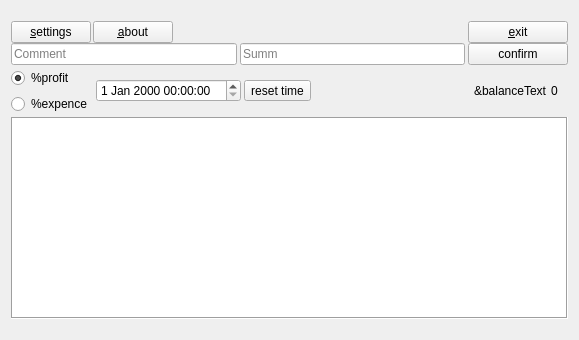
Above: widget.ui from SnipeStudio/SnipeStudio_Budjet_manager before the change. Below: the same form after it.
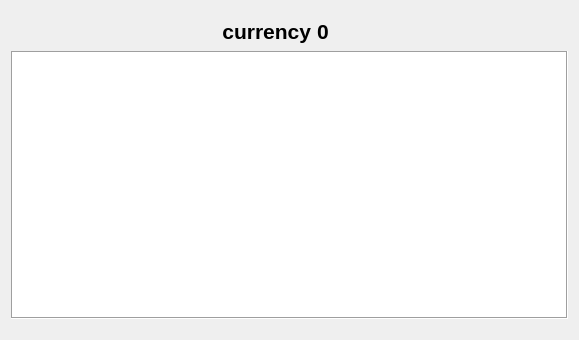
That is the form after the change. Icons and pictures are not drawn.

Diff of the .ui file:
```diff
--- a/widget.ui
+++ b/widget.ui
@@ -54,7 +54,7 @@
       <enum>QLayout::SetMaximumSize</enum>
      </property>
      <property name="topMargin">
-      <number>10</number>
+      <number>0</number>
      </property>
      <property name="bottomMargin">
       <number>10</number>
@@ -68,81 +68,294 @@
         <enum>QLayout::SetMinAndMaxSize</enum>
        </property>
        <item>
-        <widget class="QPushButton" name="settings">
-         <property name="sizePolicy">
-          <sizepolicy hsizetype="Fixed" vsizetype="Fixed">
-           <horstretch>0</horstretch>
-           <verstretch>0</verstretch>
-          </sizepolicy>
-         </property>
-         <property name="text">
-          <string>&amp;settings</string>
-         </property>
-        </widget>
+        <layout class="QHBoxLayout" name="horizontalLayout_7">
+         <item>
+          <widget class="QPushButton" name="profit">
+           <property name="sizePolicy">
+            <sizepolicy hsizetype="Fixed" vsizetype="Fixed">
+             <horstretch>0</horstretch>
+             <verstretch>0</verstretch>
+            </sizepolicy>
+           </property>
+           <property name="minimumSize">
+            <size>
+             <width>40</width>
+             <height>40</height>
+            </size>
+           </property>
+           <property name="maximumSize">
+            <size>
+             <width>40</width>
+             <height>40</height>
+            </size>
+           </property>
+           <property name="baseSize">
+            <size>
+             <width>40</width>
+             <height>40</height>
+            </size>
+           </property>
+           <property name="text">
+            <string/>
+           </property>
+           <property name="icon">
+            <iconset resource="res.qrc">
+             <normaloff>:/images/images/plus.png</normaloff>:/images/images/plus.png</iconset>
+           </property>
+           <property name="iconSize">
+            <size>
+             <width>40</width>
+             <height>40</height>
+            </size>
+           </property>
+           <property name="flat">
+            <bool>true</bool>
+           </property>
+          </widget>
+         </item>
+         <item>
+          <widget class="QPushButton" name="expence">
+           <property name="minimumSize">
+            <size>
+             <width>40</width>
+             <height>40</height>
+            </size>
+           </property>
+           <property name="maximumSize">
+            <size>
+             <width>40</width>
+             <height>40</height>
+            </size>
+           </property>
+           <property name="baseSize">
+            <size>
+             <width>40</width>
+             <height>40</height>
+            </size>
+           </property>
+           <property name="text">
+            <string/>
+           </property>
+           <property name="icon">
+            <iconset resource="res.qrc">
+             <normaloff>:/images/images/minus.png</normaloff>:/images/images/minus.png</iconset>
+           </property>
+           <property name="iconSize">
+            <size>
+             <width>40</width>
+             <height>40</height>
+            </size>
+           </property>
+           <property name="flat">
+            <bool>true</bool>
+           </property>
+          </widget>
+         </item>
+        </layout>
        </item>
        <item>
-        <widget class="QPushButton" name="about">
-         <property name="sizePolicy">
-          <sizepolicy hsizetype="Fixed" vsizetype="Fixed">
-           <horstretch>0</horstretch>
-           <verstretch>0</verstretch>
-          </sizepolicy>
+        <layout class="QHBoxLayout" name="horizontalLayout_5">
+         <property name="spacing">
+          <number>6</number>
          </property>
-         <property name="text">
-          <string>&amp;about</string>
+         <property name="sizeConstraint">
+          <enum>QLayout::SetFixedSize</enum>
          </property>
-        </widget>
+         <item>
+          <spacer name="horizontalSpacer">
+           <property name="orientation">
+            <enum>Qt::Horizontal</enum>
+           </property>
+           <property name="sizeHint" stdset="0">
+            <size>
+             <width>40</width>
+             <height>20</height>
+            </size>
+           </property>
+          </spacer>
+         </item>
+         <item>
+          <widget class="QLabel" name="currency">
+           <property name="enabled">
+            <bool>true</bool>
+           </property>
+           <property name="minimumSize">
+            <size>
+             <width>0</width>
+             <height>40</height>
+            </size>
+           </property>
+           <property name="maximumSize">
+            <size>
+             <width>16777215</width>
+             <height>40</height>
+            </size>
+           </property>
+           <property name="font">
+            <font>
+             <pointsize>16</pointsize>
+             <weight>75</weight>
+             <bold>true</bold>
+            </font>
+           </property>
+           <property name="lineWidth">
+            <number>0</number>
+           </property>
+           <property name="text">
+            <string>currency</string>
+           </property>
+           <property name="alignment">
+            <set>Qt::AlignRight|Qt::AlignTrailing|Qt::AlignVCenter</set>
+           </property>
+           <property name="indent">
+            <number>-1</number>
+           </property>
+          </widget>
+         </item>
+         <item>
+          <widget class="QLabel" name="balance">
+           <property name="minimumSize">
+            <size>
+             <width>40</width>
+             <height>40</height>
+            </size>
+           </property>
+           <property name="maximumSize">
+            <size>
+             <width>10000</width>
+             <height>40</height>
+            </size>
+           </property>
+           <property name="font">
+            <font>
+             <pointsize>16</pointsize>
+             <weight>75</weight>
+             <bold>true</bold>
+            </font>
+           </property>
+           <property name="text">
+            <string notr="true">0</string>
+           </property>
+           <property name="textFormat">
+            <enum>Qt::AutoText</enum>
+           </property>
+           <property name="scaledContents">
+            <bool>true</bool>
+           </property>
+           <property name="alignment">
+            <set>Qt::AlignLeading|Qt::AlignLeft|Qt::AlignVCenter</set>
+           </property>
+           <property name="margin">
+            <number>0</number>
+           </property>
+          </widget>
+         </item>
+         <item>
+          <spacer name="horizontalSpacer_2">
+           <property name="orientation">
+            <enum>Qt::Horizontal</enum>
+           </property>
+           <property name="sizeHint" stdset="0">
+            <size>
+             <width>40</width>
+             <height>20</height>
+            </size>
+           </property>
+          </spacer>
+         </item>
+        </layout>
        </item>
        <item>
-        <spacer name="horizontalSpacer_3">
-         <property name="orientation">
-          <enum>Qt::Horizontal</enum>
-         </property>
-         <property name="sizeHint" stdset="0">
-          <size>
-           <width>40</width>
-           <height>20</height>
-          </size>
-         </property>
-        </spacer>
-       </item>
-       <item>
-        <spacer name="horizontalSpacer_2">
-         <property name="orientation">
-          <enum>Qt::Horizontal</enum>
-         </property>
-         <property name="sizeHint" stdset="0">
-          <size>
-           <width>40</width>
-           <height>20</height>
-          </size>
-         </property>
-        </spacer>
-       </item>
-       <item>
-        <widget class="QPushButton" name="exit">
-         <property name="sizePolicy">
-          <sizepolicy hsizetype="Fixed" vsizetype="Fixed">
-           <horstretch>0</horstretch>
-           <verstretch>0</verstretch>
-          </sizepolicy>
-         </property>
-         <property name="minimumSize">
-          <size>
-           <width>100</width>
-           <height>15</height>
-          </size>
-         </property>
-         <property name="baseSize">
-          <size>
-           <width>100</width>
-           <height>15</height>
-          </size>
-         </property>
-         <property name="text">
-          <string>&amp;exit</string>
-         </property>
-        </widget>
+        <layout class="QHBoxLayout" name="horizontalLayout_6">
+         <item>
+          <widget class="QPushButton" name="about">
+           <property name="sizePolicy">
+            <sizepolicy hsizetype="Fixed" vsizetype="Fixed">
+             <horstretch>0</horstretch>
+             <verstretch>0</verstretch>
+            </sizepolicy>
+           </property>
+           <property name="minimumSize">
+            <size>
+             <width>40</width>
+             <height>40</height>
+            </size>
+           </property>
+           <property name="maximumSize">
+            <size>
+             <width>40</width>
+             <height>40</height>
+            </size>
+           </property>
+           <property name="baseSize">
+            <size>
+             <width>40</width>
+             <height>40</height>
+            </size>
+           </property>
+           <property name="text">
+            <string/>
+           </property>
+           <property name="icon">
+            <iconset resource="res.qrc">
+             <normaloff>:/images/images/info.png</normaloff>:/images/images/info.png</iconset>
+           </property>
+           <property name="iconSize">
+            <size>
+             <width>40</width>
+             <height>40</height>
+            </size>
+           </property>
+           <property name="flat">
+            <bool>true</bool>
+           </property>
+          </widget>
+         </item>
+         <item>
+          <widget class="QPushButton" name="settings">
+           <property name="sizePolicy">
+            <sizepolicy hsizetype="Fixed" vsizetype="Fixed">
+             <horstretch>0</horstretch>
+             <verstretch>0</verstretch>
+            </sizepolicy>
+           </property>
+           <property name="minimumSize">
+            <size>
+             <width>40</width>
+             <height>40</height>
+            </size>
+           </property>
+           <property name="maximumSize">
+            <size>
+             <width>40</width>
+             <height>40</height>
+            </size>
+           </property>
+           <property name="baseSize">
+            <size>
+             <width>40</width>
+             <height>40</height>
+            </size>
+           </property>
+           <property name="text">
+            <string/>
+           </property>
+           <property name="icon">
+            <iconset resource="res.qrc">
+             <normaloff>:/images/images/setting.png</normaloff>:/images/images/setting.png</iconset>
+           </property>
+           <property name="iconSize">
+            <size>
+             <width>40</width>
+             <height>40</height>
+            </size>
+           </property>
+           <property name="flat">
+            <bool>true</bool>
+           </property>
+          </widget>
+         </item>
+        </layout>
        </item>
       </layout>
      </item>
@@ -156,60 +369,6 @@
          <property name="spacing">
           <number>3</number>
          </property>
-         <item>
-          <widget class="QLineEdit" name="comment">
-           <property name="toolTip">
-            <string>Comment to balance changing</string>
-           </property>
-           <property name="placeholderText">
-            <string>Comment</string>
-           </property>
-          </widget>
-         </item>
-         <item>
-          <widget class="QLineEdit" name="sum">
-           <property name="toolTip">
-            <string>summ of changing</string>
-           </property>
-           <property name="placeholderText">
-            <string>Summ</string>
-           </property>
-          </widget>
-         </item>
-         <item>
-          <widget class="QPushButton" name="confirm">
-           <property name="sizePolicy">
-            <sizepolicy hsizetype="Fixed" vsizetype="Fixed">
-             <horstretch>50</horstretch>
-             <verstretch>0</verstretch>
-            </sizepolicy>
-           </property>
-           <property name="minimumSize">
-            <size>
-             <width>100</width>
-             <height>15</height>
-            </size>
-           </property>
-           <property name="baseSize">
-            <size>
-             <width>100</width>
-             <height>15</height>
-            </size>
-           </property>
-           <property name="text">
-            <string>confirm</string>
-           </property>
-           <property name="autoDefault">
-            <bool>false</bool>
-           </property>
-           <property name="default">
-            <bool>false</bool>
-           </property>
-           <property name="flat">
-            <bool>false</bool>
-           </property>
-          </widget>
-         </item>
         </layout>
        </item>
        <item>
@@ -217,139 +376,6 @@
          <property name="spacing">
           <number>3</number>
          </property>
-         <item>
-          <layout class="QVBoxLayout" name="verticalLayout_4">
-           <item>
-            <widget class="QRadioButton" name="profit">
-             <property name="text">
-              <string>%profit</string>
-             </property>
-             <property name="checked">
-              <bool>true</bool>
-             </property>
-            </widget>
-           </item>
-           <item>
-            <widget class="QRadioButton" name="expence">
-             <property name="text">
-              <string>%expence</string>
-             </property>
-            </widget>
-           </item>
-          </layout>
-         </item>
-         <item>
-          <widget class="QDateTimeEdit" name="date">
-           <property name="toolTip">
-            <string>date of balance changing</string>
-           </property>
-          </widget>
-         </item>
-         <item>
-          <widget class="QToolButton" name="resetTime">
-           <property name="text">
-            <string>reset time</string>
-           </property>
-          </widget>
-         </item>
-         <item>
-          <spacer name="horizontalSpacer">
-           <property name="orientation">
-            <enum>Qt::Horizontal</enum>
-           </property>
-           <property name="sizeHint" stdset="0">
-            <size>
-             <width>40</width>
-             <height>20</height>
-            </size>
-           </property>
-          </spacer>
-         </item>
-         <item>
-          <widget class="QLabel" name="label">
-           <property name="text">
-            <string>&amp;balanceText</string>
-           </property>
-          </widget>
-         </item>
-         <item>
-          <widget class="QLabel" name="balance">
-           <property name="palette">
-            <palette>
-             <active>
-              <colorrole role="WindowText">
-               <brush brushstyle="SolidPattern">
-                <color alpha="255">
-                 <red>0</red>
-                 <green>0</green>
-                 <blue>0</blue>
-                </color>
-               </brush>
-              </colorrole>
-              <colorrole role="Text">
-               <brush brushstyle="SolidPattern">
-                <color alpha="255">
-                 <red>0</red>
-                 <green>0</green>
-                 <blue>0</blue>
-                </color>
-               </brush>
-              </colorrole>
-             </active>
-             <inactive>
-              <colorrole role="WindowText">
-               <brush brushstyle="SolidPattern">
-                <color alpha="255">
-                 <red>0</red>
-                 <green>0</green>
-                 <blue>0</blue>
-                </color>
-               </brush>
-              </colorrole>
-              <colorrole role="Text">
-               <brush brushstyle="SolidPattern">
-                <color alpha="255">
-                 <red>0</red>
-                 <green>0</green>
-                 <blue>0</blue>
-                </color>
-               </brush>
-              </colorrole>
-             </inactive>
-             <disabled>
-              <colorrole role="WindowText">
-               <brush brushstyle="SolidPattern">
-                <color alpha="255">
-                 <red>123</red>
-                 <green>123</green>
-                 <blue>123</blue>
-                </color>
-               </brush>
-              </colorrole>
-              <colorrole role="Text">
-               <brush brushstyle="SolidPattern">
-                <color alpha="255">
-                 <red>123</red>
-                 <green>123</green>
-                 <blue>123</blue>
-                </color>
-               </brush>
-              </colorrole>
-             </disabled>
-            </palette>
-           </property>
-           <property name="text">
-            <string>0</string>
-           </property>
-          </widget>
-         </item>
-         <item>
-          <widget class="QLabel" name="currency">
-           <property name="text">
-            <string/>
-           </property>
-          </widget>
-         </item>
         </layout>
        </item>
        <item>
```
Left out of the diff: 19 changed lines with no effect on the pictures.
